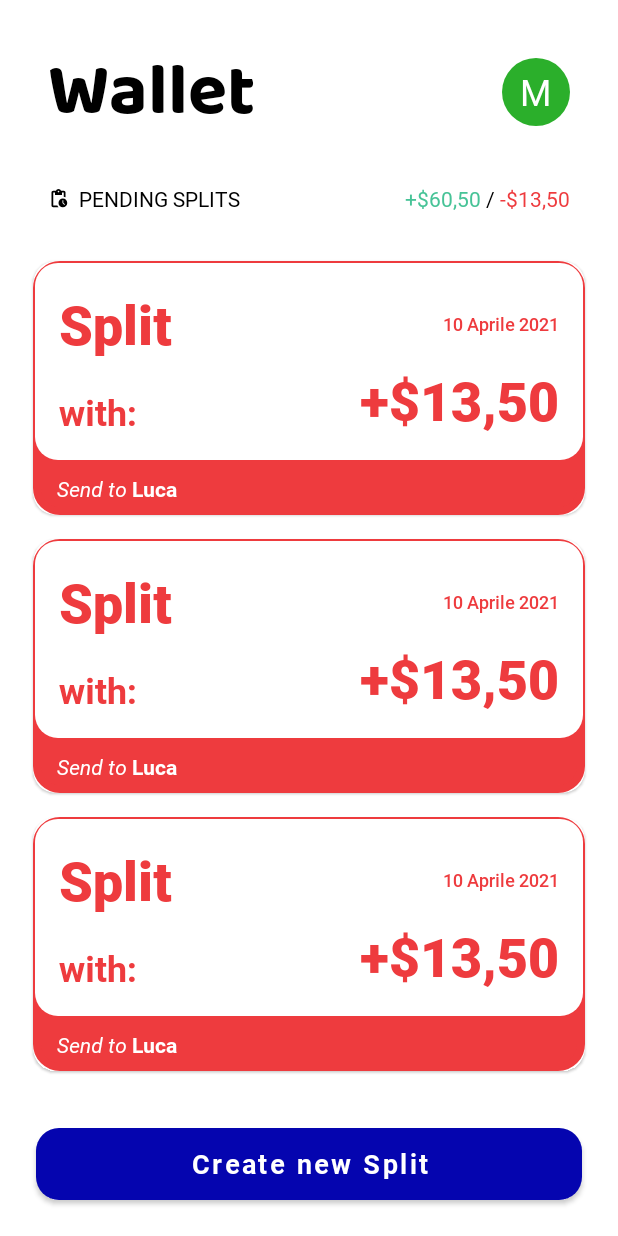
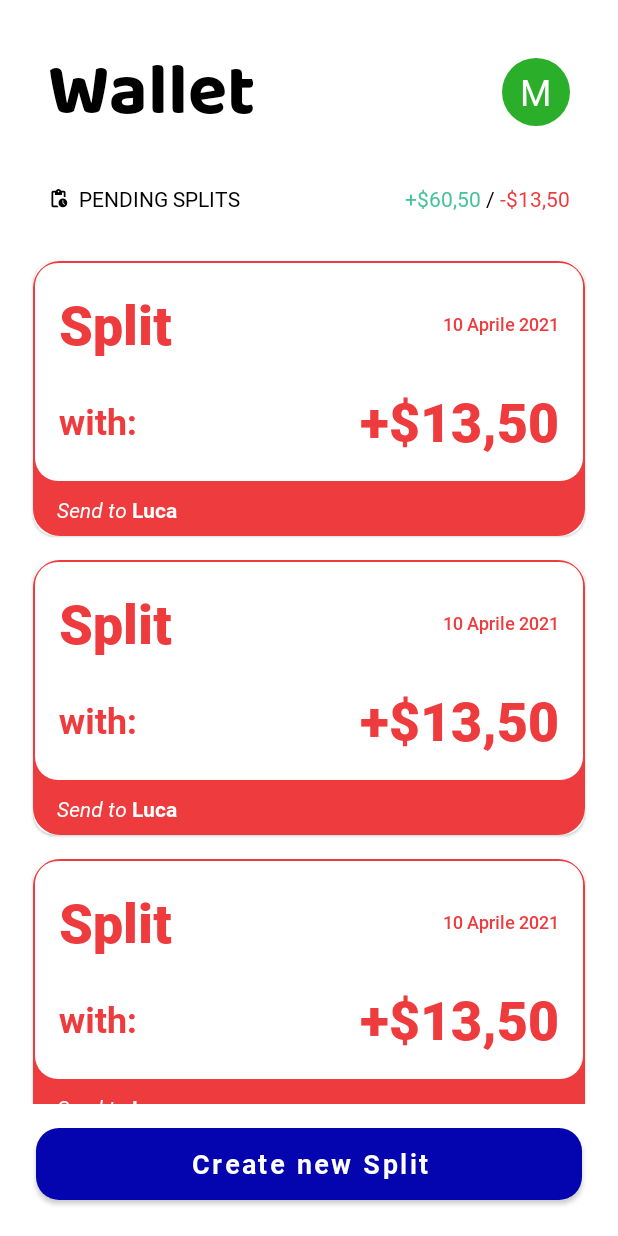
Before and after one commit to nicolapiccolo/billsplitter, an Android app: the layout activity_main.xml on its own in the app's theme, with its tools: preview values and no code run, on a phone screen of 412 x 824 dp. Run offline under Robolectric (Android 15) with nearby library versions, the phone set to English and light mode, and no system bars.

Commit message:
Fix Card Split

```diff
--- a/app/src/main/java/it/unito/billsplitter/activity/MainActivity.kt
+++ b/app/src/main/java/it/unito/billsplitter/activity/MainActivity.kt
@@ -112,6 +112,7 @@ class MainActivity : AppCompatActivity(),CellClickListener,AsyncTaskListener {
         }
         else{
             txtNoSplit.visibility = View.VISIBLE
+            progressBar.setVisibility(View.GONE)
         }
 
     }
--- a/app/src/main/res/layout/activity_main.xml
+++ b/app/src/main/res/layout/activity_main.xml
@@ -136,6 +136,8 @@
         <ProgressBar
             android:id="@+id/progressBar"
             style="?android:attr/progressBarStyle"
+            android:visibility="gone"
+            android:indeterminateTint="@color/blue"
             android:layout_width="wrap_content"
             android:layout_height="wrap_content"
             android:layout_gravity="center" />
--- a/app/src/main/res/layout/card.xml
+++ b/app/src/main/res/layout/card.xml
@@ -23,11 +23,12 @@
         <androidx.constraintlayout.widget.ConstraintLayout
             android:id="@+id/c_layout"
             android:layout_width="match_parent"
-            android:layout_height="131dp"
+            android:layout_height="wrap_content"
             android:layout_margin="1dp"
             android:background="@drawable/inner_layout_card_red">
 
             <LinearLayout
+                android:id="@+id/linearLayout2"
                 android:layout_width="match_parent"
                 android:layout_height="wrap_content"
                 android:layout_marginStart="16dp"
@@ -41,9 +42,10 @@
                 <TextView
                     android:id="@+id/c_txtName"
                     android:layout_width="0dp"
+                    android:layout_height="wrap_content"
                     android:layout_weight="1"
-                    android:layout_height="wrap_content"
                     android:fontFamily="@font/robo_black"
+                    android:singleLine="false"
                     android:text="Split"
                     android:textColor="@color/red"
                     android:textSize="36dp" />
@@ -52,8 +54,8 @@
                     android:id="@+id/c_txtDate"
                     android:layout_width="wrap_content"
                     android:layout_height="wrap_content"
+                    android:layout_gravity="center_vertical"
                     android:fontFamily="@font/robo_medium"
-                    android:layout_gravity="center_vertical"
                     android:text="10 Aprile 2021"
                     android:textColor="@color/red"
                     android:textSize="12dp" />
@@ -63,6 +65,7 @@
                 android:id="@+id/c_txtTotal"
                 android:layout_width="wrap_content"
                 android:layout_height="wrap_content"
+                android:layout_marginTop="16dp"
                 android:layout_marginEnd="16dp"
                 android:layout_marginBottom="16dp"
                 android:fontFamily="@font/robo_black"
@@ -70,20 +73,21 @@
                 android:textColor="@color/red"
                 android:textSize="36dp"
                 card_view:layout_constraintBottom_toBottomOf="parent"
-                card_view:layout_constraintEnd_toEndOf="parent" />
+                card_view:layout_constraintEnd_toEndOf="parent"
+                card_view:layout_constraintTop_toBottomOf="@+id/linearLayout2" />
 
             <TextView
                 android:id="@+id/c_txtWith"
                 android:layout_width="wrap_content"
                 android:layout_height="wrap_content"
                 android:layout_marginStart="16dp"
-                android:layout_marginBottom="16dp"
                 android:fontFamily="@font/robo_bold"
                 android:text="with: "
                 android:textColor="@color/red"
                 android:textSize="24dp"
-                card_view:layout_constraintBottom_toBottomOf="parent"
-                card_view:layout_constraintStart_toStartOf="parent" />
+                card_view:layout_constraintBottom_toBottomOf="@+id/c_txtTotal"
+                card_view:layout_constraintStart_toStartOf="parent"
+                card_view:layout_constraintTop_toTopOf="@+id/c_txtTotal" />
         </androidx.constraintlayout.widget.ConstraintLayout>
 
         <androidx.constraintlayout.widget.ConstraintLayout
```
